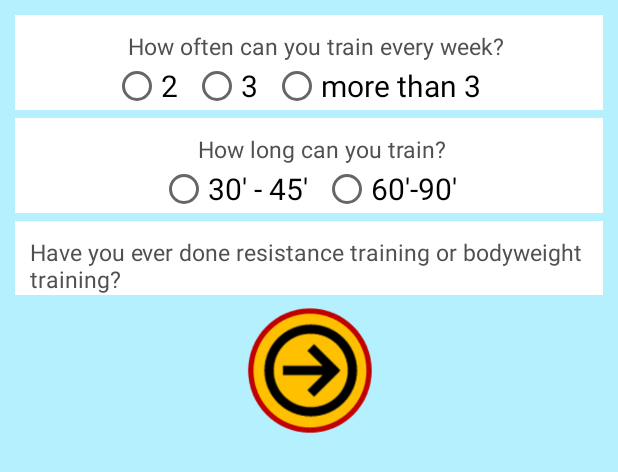
After one commit to zaraki123/NewProject, an Android app: the layout user_schedule.xml on its own in the app's theme, with its tools: preview values and no code run, on a phone screen of 412 x 824 dp. The commit adds this screen. Shown: the top 472 px of the screen. Run offline under Robolectric (Android 15) with nearby library versions, the phone set to English and light mode, and no system bars.

Commit message:
user_sport activity quasi finita

```diff
--- /dev/null
+++ b/app/src/main/res/layout/user_schedule.xml
@@ -0,0 +1,172 @@
+<?xml version="1.0" encoding="utf-8"?>
+
+
+<LinearLayout xmlns:android="http://schemas.android.com/apk/res/android"
+    android:layout_width="match_parent"
+    android:layout_height="match_parent"
+    android:background="@color/very_light_blue"
+    android:orientation="vertical">
+
+    <RelativeLayout
+        android:layout_width="match_parent"
+        android:layout_height="wrap_content"
+        android:layout_marginLeft="10dp"
+        android:layout_marginRight="10dp"
+        android:layout_marginTop="10dp"
+        android:background="@color/white"
+        android:gravity="center_horizontal"
+        android:paddingTop="10dp">
+
+        <TextView
+            android:id="@+id/user_schedule_questionFrequency"
+            android:layout_width="wrap_content"
+            android:layout_height="wrap_content"
+            android:layout_marginLeft="10dp"
+            android:text="How often can you train every week?"
+            android:textColor="@color/darkGray"
+            android:textSize="15sp" />
+
+        <RadioGroup
+            android:id="@+id/user_schedule_radioGroupFrequencyTraining"
+            android:layout_width="wrap_content"
+            android:layout_height="wrap_content"
+            android:layout_below="@+id/user_schedule_questionFrequency"
+            android:orientation="horizontal">
+
+            <RadioButton
+                android:id="@+id/user_schedule_twoTimes"
+                android:layout_width="wrap_content"
+                android:layout_height="wrap_content" />
+
+            <TextView
+                android:layout_width="wrap_content"
+                android:layout_height="wrap_content"
+                android:layout_gravity="center_vertical"
+                android:text="2"
+                android:textColor="@color/black"
+                android:textSize="20sp" />
+
+            <RadioButton
+                android:id="@+id/user_schedule_threeTimes"
+                android:layout_width="wrap_content"
+                android:layout_height="wrap_content"
+                android:layout_marginLeft="10dp" />
+
+            <TextView
+                android:layout_width="wrap_content"
+                android:layout_height="wrap_content"
+                android:layout_gravity="center_vertical"
+                android:text="3"
+                android:textColor="@color/black"
+                android:textSize="20sp" />
+
+
+            <RadioButton
+                android:id="@+id/user_schedule_moreThanThreeTimes"
+                android:layout_width="wrap_content"
+                android:layout_height="wrap_content"
+                android:layout_marginLeft="10dp" />
+
+            <TextView
+                android:layout_width="wrap_content"
+                android:layout_height="wrap_content"
+                android:layout_gravity="center_vertical"
+                android:text="more than 3"
+                android:textColor="@color/black"
+                android:textSize="20sp" />
+
+        </RadioGroup>
+    </RelativeLayout>
+
+
+    <RelativeLayout
+        android:layout_width="match_parent"
+        android:layout_height="wrap_content"
+        android:layout_marginLeft="10dp"
+        android:layout_marginRight="10dp"
+        android:layout_marginTop="5dp"
+        android:background="@color/white"
+        android:gravity="center_horizontal"
+        android:paddingTop="10dp">
+
+        <TextView
+            android:id="@+id/user_schedule_questionLongTraining"
+            android:layout_width="wrap_content"
+            android:layout_height="wrap_content"
+            android:layout_marginLeft="25dp"
+            android:text="How long can you train?"
+            android:textColor="@color/darkGray"
+            android:textSize="15sp" />
+
+        <RadioGroup
+            android:id="@+id/user_schedule_radioGroupLongTraining"
+            android:layout_width="wrap_content"
+            android:layout_height="wrap_content"
+            android:layout_below="@+id/user_schedule_questionLongTraining"
+            android:orientation="horizontal">
+
+            <RadioButton
+                android:id="@+id/user_schedule_thirtyMinutes"
+                android:layout_width="wrap_content"
+                android:layout_height="wrap_content" />
+
+            <TextView
+                android:layout_width="wrap_content"
+                android:layout_height="wrap_content"
+                android:layout_gravity="center_vertical"
+                android:text="30' - 45'"
+                android:textColor="@color/black"
+                android:textSize="20sp" />
+
+            <RadioButton
+                android:id="@+id/user_schedule_sixtyMinutes"
+                android:layout_width="wrap_content"
+                android:layout_height="wrap_content"
+                android:layout_marginLeft="10dp" />
+
+            <TextView
+                android:layout_width="wrap_content"
+                android:layout_height="wrap_content"
+                android:layout_gravity="center_vertical"
+                android:text="60'-90'"
+                android:textColor="@color/black"
+                android:textSize="20sp" />
+
+
+
+
+        </RadioGroup>
+
+
+    </RelativeLayout>
+
+
+    <RelativeLayout
+        android:layout_width="match_parent"
+        android:layout_height="wrap_content"
+        android:layout_marginLeft="10dp"
+        android:layout_marginRight="10dp"
+        android:layout_marginTop="5dp"
+        android:background="@color/white"
+        android:gravity="center_horizontal"
+        android:paddingTop="10dp">
+
+        <TextView
+            android:id="@+id/user_schedule_questionResistanceTraining"
+            android:layout_width="wrap_content"
+            android:layout_height="wrap_content"
+            android:layout_marginLeft="10dp"
+            android:text="Have you ever done resistance training or bodyweight training?"
+            android:textColor="@color/darkGray"
+            android:textSize="15sp" />
+
+
+    </RelativeLayout>
+
+    <ImageButton
+        android:id="@+id/userSportNextButton"
+        android:layout_width="100dp"
+        android:layout_height="100dp"
+        android:layout_gravity="center_horizontal"
+        android:background="@drawable/next_button" />
+</LinearLayout>
```
Also changed, not shown: app/src/main/java/com/example/nelson/caliplay/user_profile/UserProfile.java (+4 -4 lines), app/src/main/java/com/example/nelson/caliplay/user_profile/UserSchedule.java (added, +9 -0 lines), app/src/main/java/com/example/nelson/caliplay/user_profile/UserSport.java (+87 -20 lines), app/src/main/res/layout/user_profile.xml (+10 -9 lines), app/src/main/res/layout/user_sport.xml (+5 -4 lines), app/src/main/res/drawable/individual_sport_not_clickable.png (added), app/src/main/res/drawable/team_sport_not_clickable.png (added).
